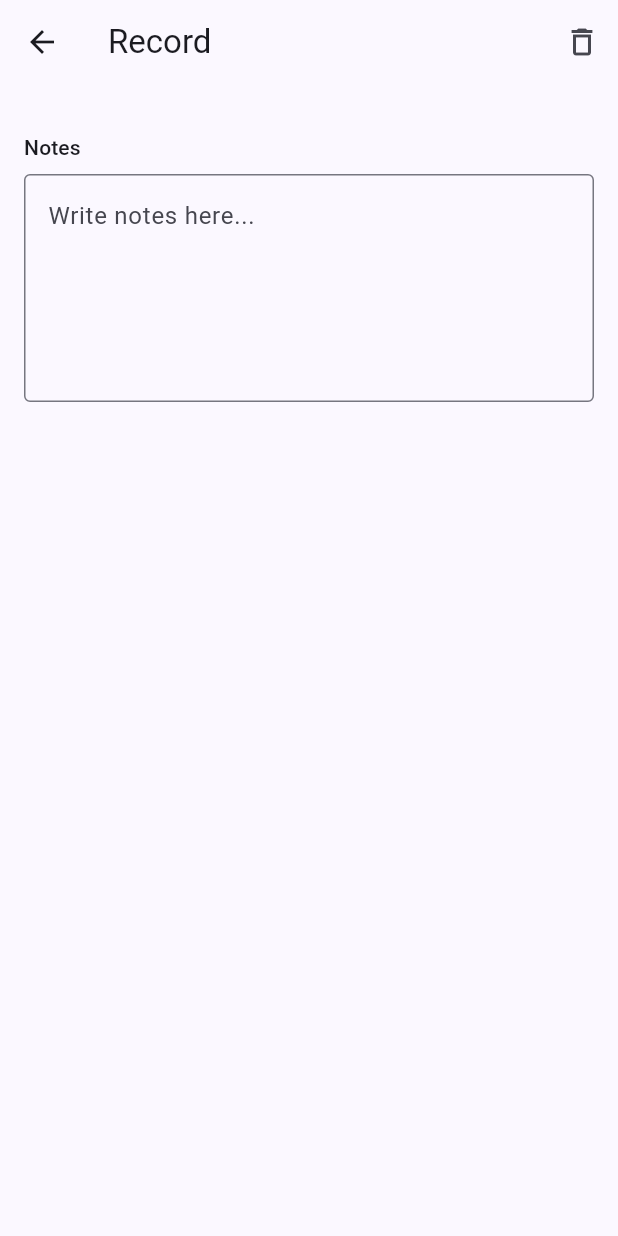
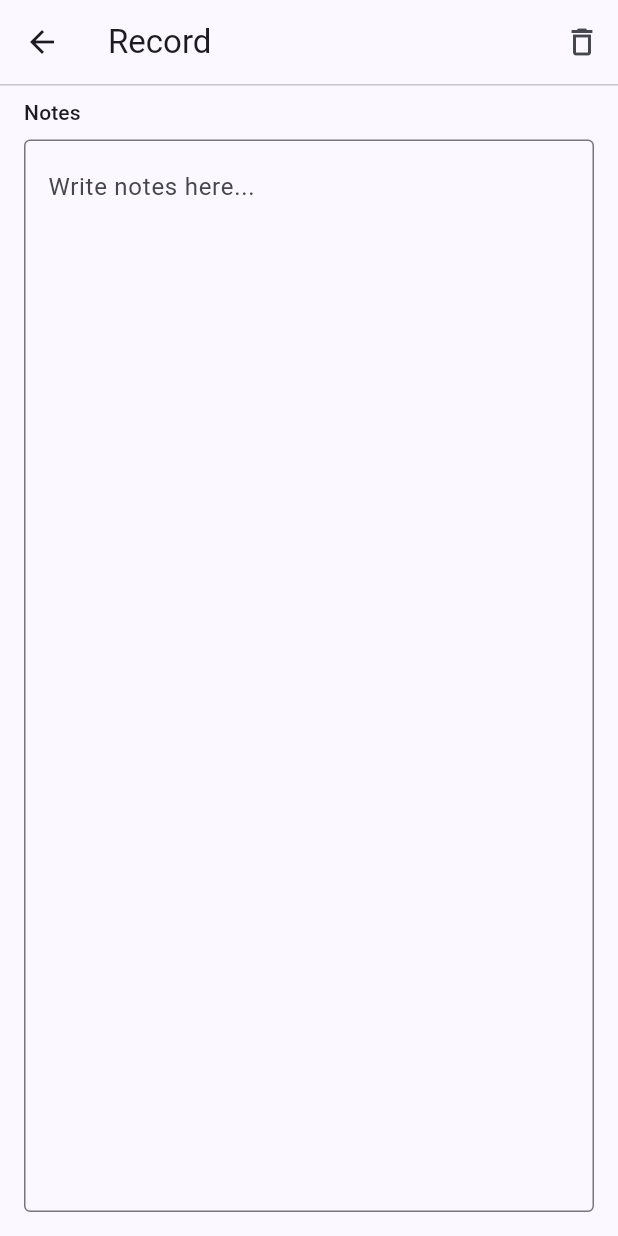
Before and after one commit to elibdev/lifelog, a Flutter app: the RecordDetailScreen screen opened directly with empty values, on a phone screen of 412 x 824 dp. Run offline on Flutter 3.47's test engine with Material 3 defaults, Android fonts, the phone set to English and light mode, and no system bars; missing offline and left inert: sqlite3.

Commit message:
Redesign notes section for multiline editing
RecordDetailScreen: replace ListView+minLines TextField with a Column
layout where structured fields sit in a constrained scrollable header
and the notes area fills all remaining space via Expanded + TextField
(expands: true). This prevents nested-scroll fighting and gives long
notes a proper full-height editor.

Golden tests updated with multiline content (bullet lists, paragraphs)
and the new Column-based record detail layout.

https://claude.ai/code/session_01H3eNMYpsJ8FBPFTek1jMpk

```diff
--- a/app/lib/screens/record_detail_screen.dart
+++ b/app/lib/screens/record_detail_screen.dart
@@ -126,22 +126,68 @@ class _RecordDetailScreenState extends State<RecordDetailScreen> {
             ),
           ],
         ),
-        body: ListView(
-          padding: const EdgeInsets.all(16),
+        // Column layout: scrollable field editors on top, expandable notes
+        // area fills the remaining vertical space. This prevents the nested-
+        // scroll problem where a multiline TextField fights with a ListView.
+        body: Column(
           children: [
-            // Structured fields
-            for (final field in widget.fields) _buildFieldEditor(field),
+            // Structured fields in a scrollable region that shrinks to fit.
+            // Flexible with a constrained height keeps long field lists from
+            // pushing notes off-screen while still allowing scroll.
+            if (widget.fields.isNotEmpty)
+              Flexible(
+                flex: 0,
+                child: ConstrainedBox(
+                  constraints: BoxConstraints(
+                    maxHeight: MediaQuery.of(context).size.height * 0.45,
+                  ),
+                  child: ListView(
+                    padding: const EdgeInsets.fromLTRB(16, 16, 16, 0),
+                    shrinkWrap: true,
+                    children: [
+                      for (final field in widget.fields)
+                        _buildFieldEditor(field),
+                    ],
+                  ),
+                ),
+              ),
 
-            const SizedBox(height: 16),
-            Text('Notes', style: Theme.of(context).textTheme.titleSmall),
+            const Divider(height: 1),
+
+            // Notes section: Expanded fills all remaining space so the text
+            // editor grows with the screen. The TextField scrolls internally
+            // via `expands: true` — a TextField property that makes it fill
+            // its parent instead of growing line by line.
+            // See: https://api.flutter.dev/flutter/material/TextField/expands.html
+            Expanded(
+              child: Padding(
+                padding: const EdgeInsets.fromLTRB(16, 8, 16, 16),
+                child: Column(
+                  crossAxisAlignment: CrossAxisAlignment.start,
+                  children: [
+                    Text('Notes',
+                        style: Theme.of(context).textTheme.titleSmall),
                     const SizedBox(height: 8),
-            TextField(
+                    Expanded(
+                      child: TextField(
                         controller: _contentController,
+                        // `expands: true` + `maxLines: null` makes the
+                        // TextField fill its Expanded parent and scroll
+                        // internally — ideal for long-form note editing.
+                        expands: true,
                         maxLines: null,
-              minLines: 5,
+                        textAlignVertical: TextAlignVertical.top,
                         decoration: const InputDecoration(
                           border: OutlineInputBorder(),
                           hintText: 'Write notes here...',
+                          // alignLabelWithHint pushes the hint to the top-left
+                          // of the expanded field instead of centering it.
+                          alignLabelWithHint: true,
+                        ),
+                      ),
+                    ),
+                  ],
+                ),
               ),
             ),
           ],
```
Also changed, not shown: 5 other files. Lines whose indentation alone changed are shown as unchanged.
